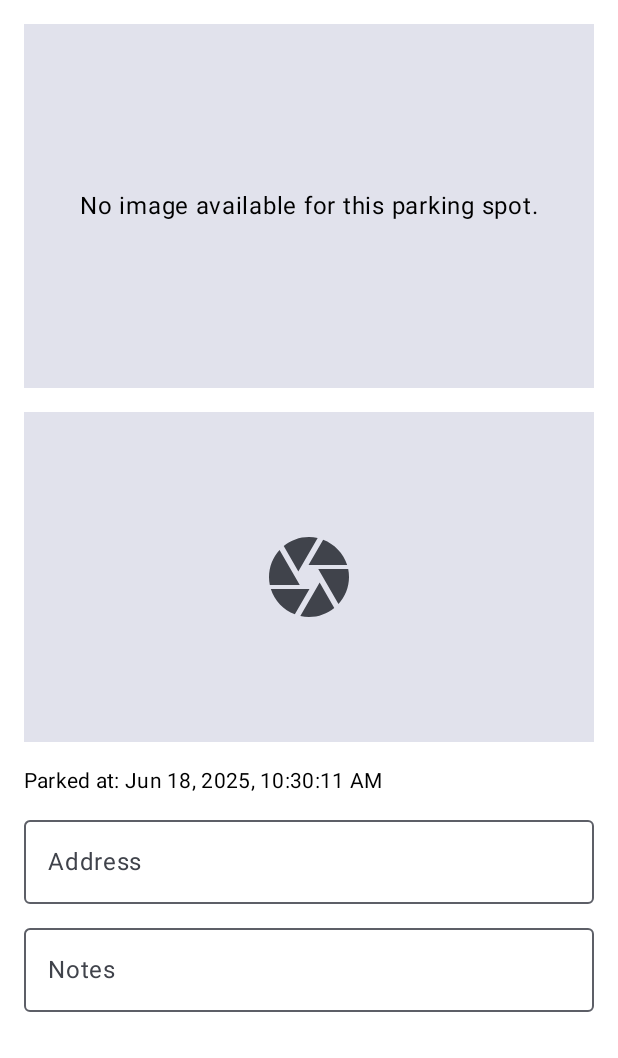
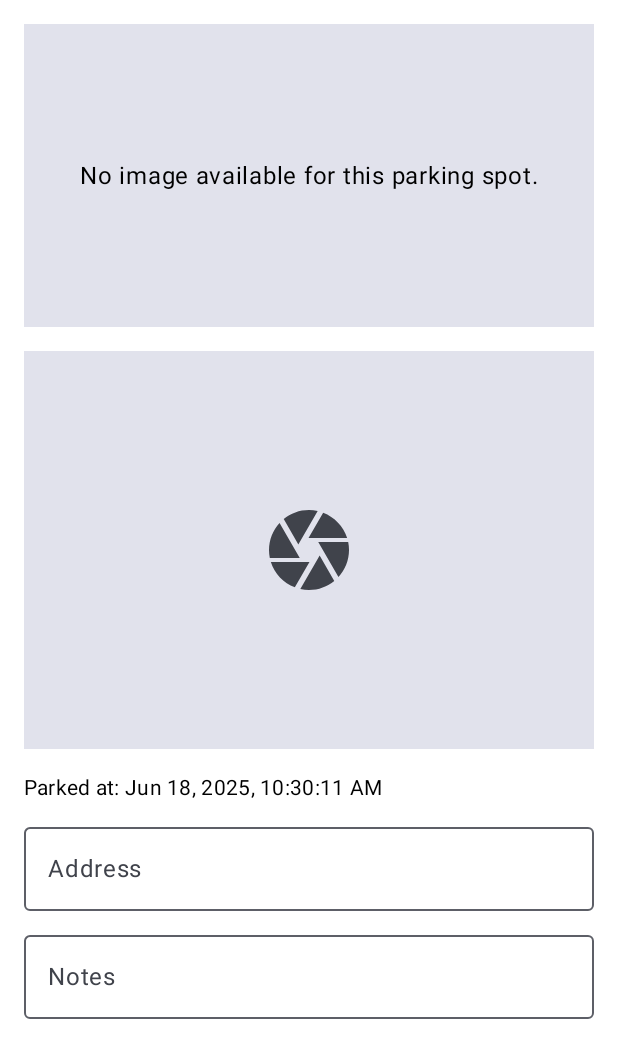
Before and after one commit to OriolFF/LastParkingCompose, an Android app built with Jetpack Compose: the @Preview function ParkingScreenPreviewEmpty, on a phone screen of 412 x 824 dp. Shown: the top 1058 px of the screen. Run offline under Robolectric (Android 15) with nearby library versions, the light colour scheme and no system bars; pictures from the network do not load.

Commit message:
Improve layout

```diff
--- a/app/src/main/java/com/uriolus/lastparking/presentation/ui/ParkingScreen.kt
+++ b/app/src/main/java/com/uriolus/lastparking/presentation/ui/ParkingScreen.kt
@@ -64,7 +64,7 @@ fun ParkingScreen(
         Box(
             modifier = Modifier
                 .fillMaxWidth()
-                .fillMaxHeight(0.3f)
+                .fillMaxHeight(0.25f)
         ) {
             MapImage(
                 mapUri = parking.mapUri,
@@ -97,7 +97,7 @@ fun ParkingScreen(
             isActionable = !notModifiable,
             modifier = Modifier
                 .fillMaxWidth()
-                .fillMaxHeight(0.4f)
+                .fillMaxHeight(0.45f)
         )
 
         Spacer(modifier = Modifier.height(16.dp))
```
